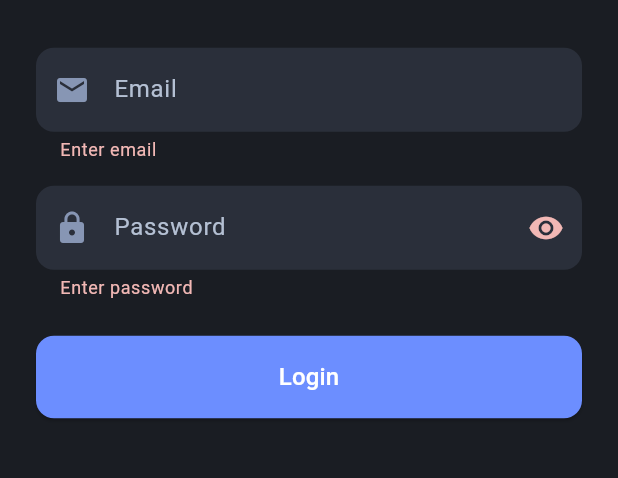
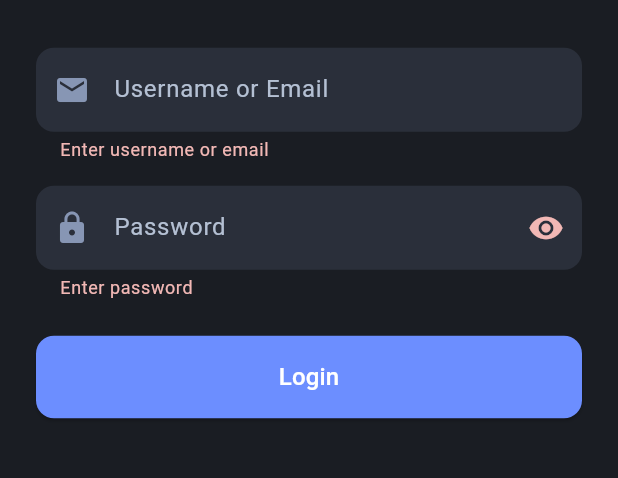
Before and after one commit to festimii/mobile, a Flutter app: the screen it shows after launch, after a tap on "Login", on a phone screen of 412 x 824 dp, the part 502-980 px from its top. Run offline on Flutter 3.47's test engine with Material 3 defaults, Android fonts, the phone set to English and light mode, and no system bars; our stand-ins replace fl_chart, shared_preferences.

Commit message:
Update OTP

```diff
--- a/crm_retail_app/lib/features/auth/login_screen.dart
+++ b/crm_retail_app/lib/features/auth/login_screen.dart
@@ -1,3 +1,4 @@
+import 'dart:async';
 import 'package:flutter/material.dart';
 import '../dashboard/dashboard_screen.dart';
 import '../../services/api_service.dart';
@@ -18,6 +19,24 @@ class _LoginScreenState extends State<LoginScreen> {
   bool _needsOtp = false;
   final ApiService _api = ApiService();
 
+  // 🔁 TOTP countdown state
+  Timer? _otpTimer;
+  int _secondsLeft = 30;
+
+  @override
+  void initState() {
+    super.initState();
+    _startOtpCountdown();
+  }
+
+  void _startOtpCountdown() {
+    _otpTimer?.cancel();
+    _otpTimer = Timer.periodic(const Duration(seconds: 1), (timer) {
+      final remaining = 30 - (DateTime.now().second % 30);
+      setState(() => _secondsLeft = remaining);
+    });
+  }
+
   Future<void> _login() async {
     if (!_formKey.currentState!.validate()) return;
 
@@ -25,7 +44,14 @@ class _LoginScreenState extends State<LoginScreen> {
     final password = _passwordCtrl.text.trim();
     final otp = _needsOtp ? _otpCtrl.text.trim() : null;
 
-    final res = await _api.login(username, password, otp: otp);
+    final res = await _api.login(username, password, otp);
+
+    if (res == null) {
+      ScaffoldMessenger.of(
+        context,
+      ).showSnackBar(const SnackBar(content: Text('Network error')));
+      return;
+    }
 
     if (res.statusCode == 200) {
       if (!mounted) return;
@@ -35,22 +61,23 @@ class _LoginScreenState extends State<LoginScreen> {
       );
     } else if (res.statusCode == 403 && res.body.contains('OTP required')) {
       setState(() => _needsOtp = true);
-      ScaffoldMessenger.of(context).showSnackBar(
-        const SnackBar(content: Text('Enter one-time code')),
-      );
+      ScaffoldMessenger.of(
+        context,
+      ).showSnackBar(const SnackBar(content: Text('Enter one-time code')));
     } else if (res.statusCode == 403 && res.body.contains('Invalid OTP')) {
-      ScaffoldMessenger.of(context).showSnackBar(
-        const SnackBar(content: Text('Invalid code')),
-      );
+      ScaffoldMessenger.of(
+        context,
+      ).showSnackBar(const SnackBar(content: Text('Invalid code')));
     } else {
-      ScaffoldMessenger.of(context).showSnackBar(
-        const SnackBar(content: Text('Invalid credentials')),
-      );
+      ScaffoldMessenger.of(
+        context,
+      ).showSnackBar(const SnackBar(content: Text('Invalid credentials')));
     }
   }
 
   @override
   void dispose() {
+    _otpTimer?.cancel();
     _emailCtrl.dispose();
     _passwordCtrl.dispose();
     _otpCtrl.dispose();
@@ -84,13 +111,14 @@ class _LoginScreenState extends State<LoginScreen> {
                 TextFormField(
                   controller: _emailCtrl,
                   keyboardType: TextInputType.emailAddress,
-                  decoration: InputDecoration(
-                    labelText: 'Email',
-                    prefixIcon: const Icon(Icons.email),
+                  decoration: const InputDecoration(
+                    labelText: 'Username or Email',
+                    prefixIcon: Icon(Icons.email),
                   ),
                   validator: (value) {
-                    if (value == null || value.isEmpty) return 'Enter email';
-                    if (!value.contains('@')) return 'Enter valid email';
+                    if (value == null || value.isEmpty) {
+                      return 'Enter username or email';
+                    }
                     return null;
                   },
                 ),
@@ -109,21 +137,24 @@ class _LoginScreenState extends State<LoginScreen> {
                             ? Icons.visibility
                             : Icons.visibility_off,
                       ),
-                      onPressed:
-                          () => setState(
-                            () => _obscurePassword = !_obscurePassword,
-                          ),
+                      onPressed: () {
+                        setState(() {
+                          _obscurePassword = !_obscurePassword;
+                        });
+                      },
                     ),
                   ),
                   validator: (value) {
-                    if (value == null || value.isEmpty) return 'Enter password';
+                    if (value == null || value.isEmpty) {
+                      return 'Enter password';
+                    }
                     return null;
                   },
                 ),
                 const SizedBox(height: 24),
 
                 if (_needsOtp) ...[
-                  // One-time code field
+                  // OTP field
                   TextFormField(
                     controller: _otpCtrl,
                     keyboardType: TextInputType.number,
@@ -138,6 +169,30 @@ class _LoginScreenState extends State<LoginScreen> {
                       return null;
                     },
                   ),
+                  const SizedBox(height: 8),
+
+                  // Animated countdown
+                  TweenAnimationBuilder<int>(
+                    tween: IntTween(begin: 30, end: _secondsLeft),
+                    duration: const Duration(milliseconds: 300),
+                    builder: (_, value, __) {
+                      final color =
+                          value > 20
+                              ? Colors.green
+                              : value > 10
+                              ? Colors.orange
+                              : Colors.red;
+
+                      return Text(
+                        'Code refreshes in $value s',
+                        style: TextStyle(
+                          color: color,
+                          fontWeight: FontWeight.w500,
+                        ),
+                      );
+                    },
+                  ),
+
                   const SizedBox(height: 24),
                 ],
 
--- a/crm_retail_app/lib/main.dart
+++ b/crm_retail_app/lib/main.dart
@@ -25,8 +25,15 @@ class MyApp extends StatelessWidget {
           theme: ThemeData.light(),
           darkTheme: mistyDarkTheme,
           themeMode: theme.isDarkMode ? ThemeMode.dark : ThemeMode.light,
-          home: const LoginScreen(),
           debugShowCheckedModeBanner: false,
+
+          // 🔽 Add this
+          initialRoute: '/login',
+          routes: {
+            '/login': (context) => const LoginScreen(),
+            // Add more routes here as needed, e.g.
+            // '/dashboard': (context) => const DashboardScreen(),
+          },
         );
       },
     );
--- a/crm_retail_app/lib/services/api_routes.dart
+++ b/crm_retail_app/lib/services/api_routes.dart
@@ -1,6 +1,6 @@
 /// Defines endpoints used by the application.
 class ApiRoutes {
-  static const baseUrl = 'https://api.example.com';
+  static const baseUrl = 'http://192.168.201.33:8080';
 
   static const login = '/auth/login';
   static const metrics = '/dashboard/metrics';
```
Also changed, not shown: crm_retail_app/lib/features/dashboard/tabs/settings_tab.dart (+23 -3 lines), crm_retail_app/lib/services/api_service.dart (+26 -11 lines).
